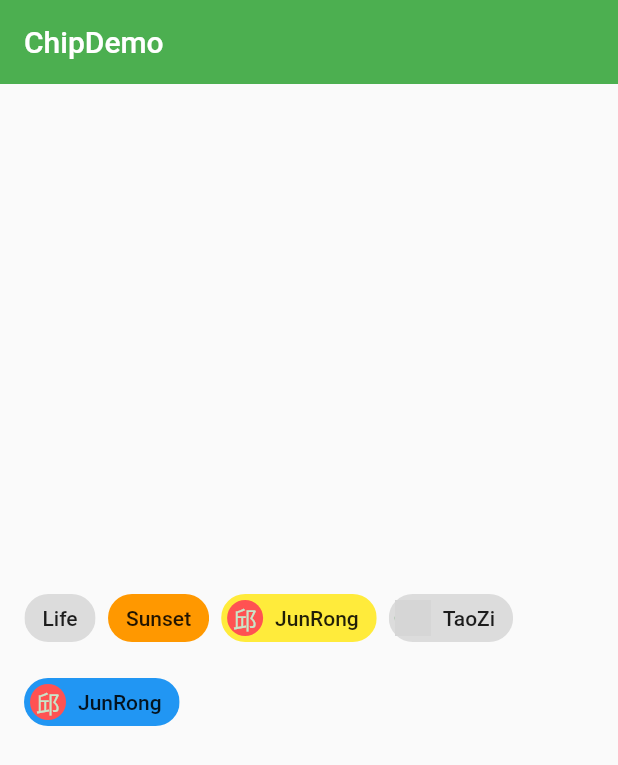
After one commit to MrQiuHaHa/FlutterBase, a Flutter app: the ChipDemo screen opened directly, on a phone screen of 412 x 824 dp. The commit adds this screen. Shown: the top 765 px of the screen. Run offline on Flutter 3.47's test engine with Material 2 defaults, Android fonts, the phone set to English and light mode, and no system bars; network calls fail; grey boxes are pictures that could not be loaded.

Commit message:
chip小固件

```diff
--- /dev/null
+++ b/lib/demo/chip_demo.dart
@@ -0,0 +1,65 @@
+import 'package:flutter/material.dart';
+
+class ChipDemo extends StatefulWidget {
+  @override
+  _ChipDemoState createState() => _ChipDemoState();
+}
+
+class _ChipDemoState extends State<ChipDemo> {
+  @override
+  Widget build(BuildContext context) {
+    return Scaffold(
+      appBar: AppBar(
+        title: Text('ChipDemo'),
+        elevation: 0.0,
+      ),
+      body: Container(
+        padding: EdgeInsets.all(16.0),
+        child: Column(
+          mainAxisAlignment: MainAxisAlignment.center,
+          children: <Widget>[
+            Wrap(
+              spacing: 8.0,
+              runSpacing: 8.0,
+              children: <Widget>[
+                Chip(
+                  label: Text('Life'),
+                ),
+
+                Chip(
+                  label: Text('Sunset'),
+                  backgroundColor: Colors.orange,
+                ),
+
+                Chip(
+                  label: Text('JunRong'),
+                  backgroundColor: Colors.yellow,
+                  avatar: CircleAvatar(
+                    backgroundColor: Colors.redAccent,
+                    child: Text('邱'),
+                  ),
+                ),
+
+                Chip(
+                  label: Text('TaoZi'),
+                  avatar: CircleAvatar(
+                    backgroundImage: NetworkImage('https://resources.ninghao.org/images/wanghao.jpg'),
+                  ),
+                ),
+                Chip(
+                  label: Text('JunRong'),
+                  backgroundColor: Colors.blue,
+                  avatar: CircleAvatar(
+                    backgroundColor: Colors.redAccent,
+                    child: Text('邱'),
+                  ),
+                ),
+
+              ],
+            )
+          ],
+        ),
+      ),
+    );
+  }
+}
--- a/lib/demo/material_components.dart
+++ b/lib/demo/material_components.dart
@@ -13,6 +13,7 @@ import '../demo/alert_dialog_demo.dart';
 import '../demo/bottom_sheet_demo.dart';
 import '../demo/snack_bar_demo.dart';
 import '../demo/expansion_panel_demo.dart';
+import '../demo/chip_demo.dart';
 
 class MaterialComponents extends StatelessWidget {
   @override
@@ -24,6 +25,7 @@ class MaterialComponents extends StatelessWidget {
       ),
       body: ListView(
         children: <Widget>[
+          ListItem(title: 'ChipDemo',page: ChipDemo(),),
           ListItem(title: 'ExpansionPanelDemo',page: ExpansionPanelDemo(),),
           ListItem(title: 'SnackBarDemo',page: SnackBarDemo(),),
           ListItem(title: 'BottomSheetDemo',page: BottomSheetDemo(),),
```
